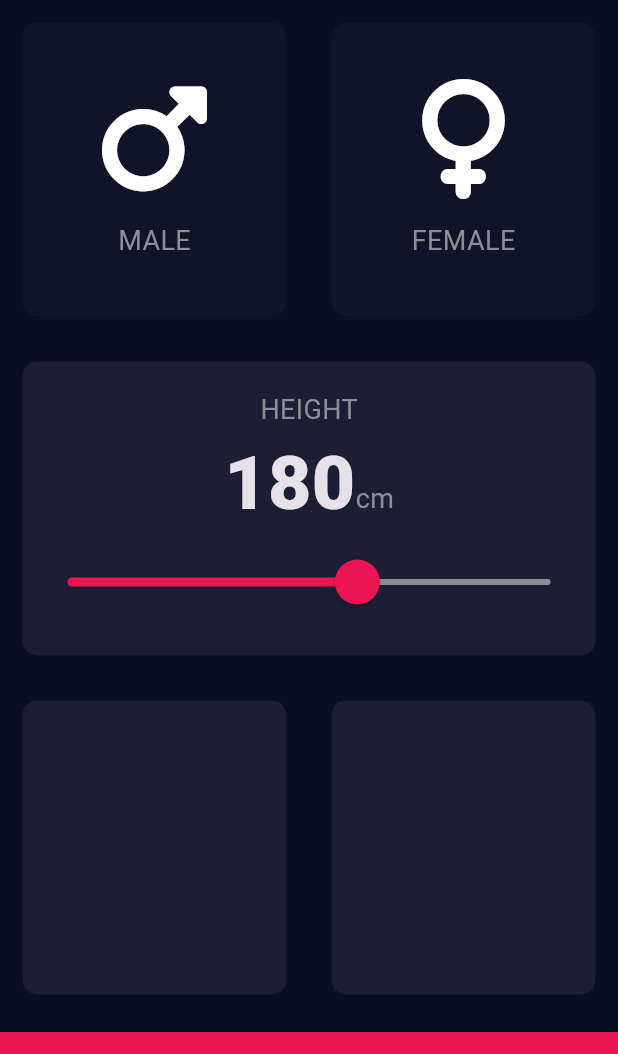
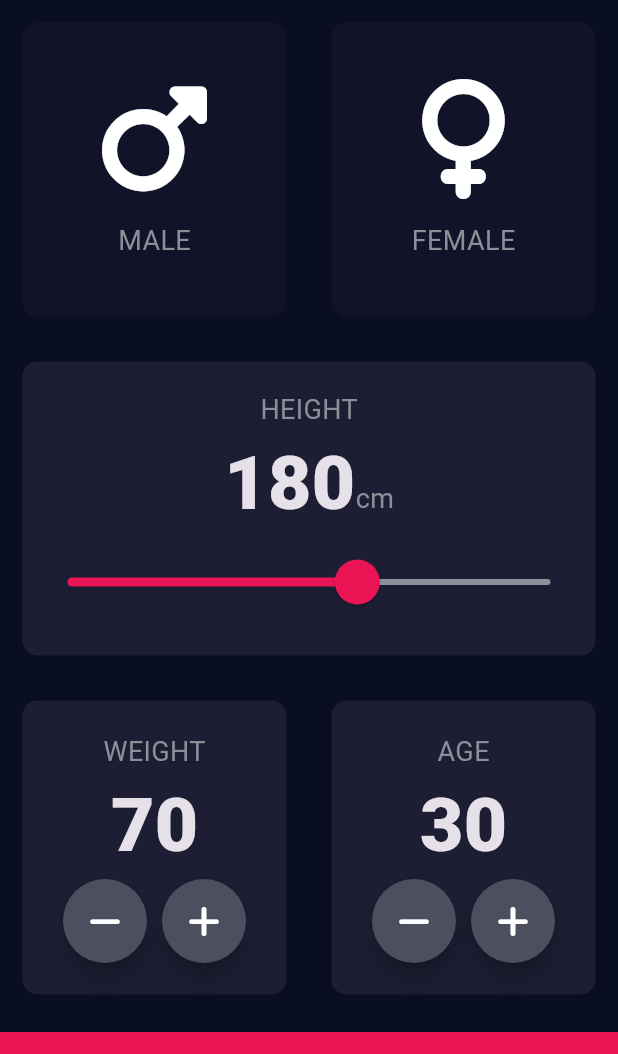
Before and after one commit to c-olivares/bmi_calculator, a Flutter app: the screen it shows after launch, on a phone screen of 412 x 824 dp, the part 84-1138 px from its top. Run offline on Flutter 3.47's test engine with Material 3 defaults, Android fonts, the phone set to English and light mode, and no system bars; our stand-ins replace font_awesome_flutter.

Commit message:
actualización 29/12

```diff
--- a/lib/constants.dart
+++ b/lib/constants.dart
@@ -1,5 +1,6 @@
 import 'package:flutter/material.dart';
 
+// Colors styles
 const activeCardColor = Color(0xFF1D1E33);
 const inactiveCardColor = Color(0xFF111328);
 const bottomContainerHeight = 80.0;
@@ -10,4 +11,29 @@
   color: Color(0xFF8D8E98),
 );
 
+//Numbers style
 const numberTextStyle = TextStyle(fontSize: 50.0, fontWeight: FontWeight.w900);
+
+//Class for Rounded Buttons
+class RoundedIconButton extends StatelessWidget {
+  const RoundedIconButton(
+      {super.key, required this.icon, required this.onPressed});
+
+  final IconData icon;
+  final VoidCallback? onPressed;
+
+  @override
+  Widget build(BuildContext context) {
+    return RawMaterialButton(
+      shape: const CircleBorder(),
+      elevation: 6.0,
+      fillColor: const Color(0xFF4C4F5E),
+      constraints: const BoxConstraints.tightFor(
+        width: 56.0,
+        height: 56.0,
+      ),
+      onPressed: onPressed,
+      child: Icon(icon),
+    );
+  }
+}
--- a/lib/input_page.dart
+++ b/lib/input_page.dart
@@ -19,6 +19,8 @@
 class _InputPageState extends State<InputPage> {
   Gender? selectedGender;
   int height = 180;
+  int weight = 70;
+  int age = 30;
 
   @override
   Widget build(BuildContext context) {
@@ -119,16 +121,91 @@
               ),
             ),
           ),
-          const Expanded(
+          Expanded(
             child: Row(
               children: <Widget>[
                 Expanded(
                   child: ReusableCard(
-                      colour: activeCardColor, cardChild: Column()),
+                    colour: activeCardColor,
+                    cardChild: Column(
+                      mainAxisAlignment: MainAxisAlignment.center,
+                      children: [
+                        const Text(
+                          'WEIGHT',
+                          style: labelTextStyle,
+                        ),
+                        Text(
+                          weight.toString(),
+                          style: numberTextStyle,
+                        ),
+                        Row(
+                          mainAxisAlignment: MainAxisAlignment.center,
+                          children: [
+                            RoundedIconButton(
+                              icon: FontAwesomeIcons.minus,
+                              onPressed: () {
+                                setState(() {
+                                  weight--;
+                                });
+                              },
+                            ),
+                            const SizedBox(
+                              width: 10.0,
+                            ),
+                            RoundedIconButton(
+                              icon: FontAwesomeIcons.plus,
+                              onPressed: () {
+                                setState(() {
+                                  weight++;
+                                });
+                              },
+                            ),
+                          ],
+                        ),
+                      ],
+                    ),
+                  ),
                 ),
                 Expanded(
                   child: ReusableCard(
-                      colour: activeCardColor, cardChild: Column()),
+                      colour: activeCardColor,
+                      cardChild: Column(
+                        mainAxisAlignment: MainAxisAlignment.center,
+                        children: [
+                          const Text(
+                            'AGE',
+                            style: labelTextStyle,
+                          ),
+                          Text(
+                            age.toString(),
+                            style: numberTextStyle,
+                          ),
+                          Row(
+                            mainAxisAlignment: MainAxisAlignment.center,
+                            children: [
+                              RoundedIconButton(
+                                icon: FontAwesomeIcons.minus,
+                                onPressed: () {
+                                  setState(() {
+                                    age--;
+                                  });
+                                },
+                              ),
+                              const SizedBox(
+                                width: 10.0,
+                              ),
+                              RoundedIconButton(
+                                icon: FontAwesomeIcons.plus,
+                                onPressed: () {
+                                  setState(() {
+                                    age++;
+                                  });
+                                },
+                              ),
+                            ],
+                          ),
+                        ],
+                      )),
                 ),
               ],
             ),
```
